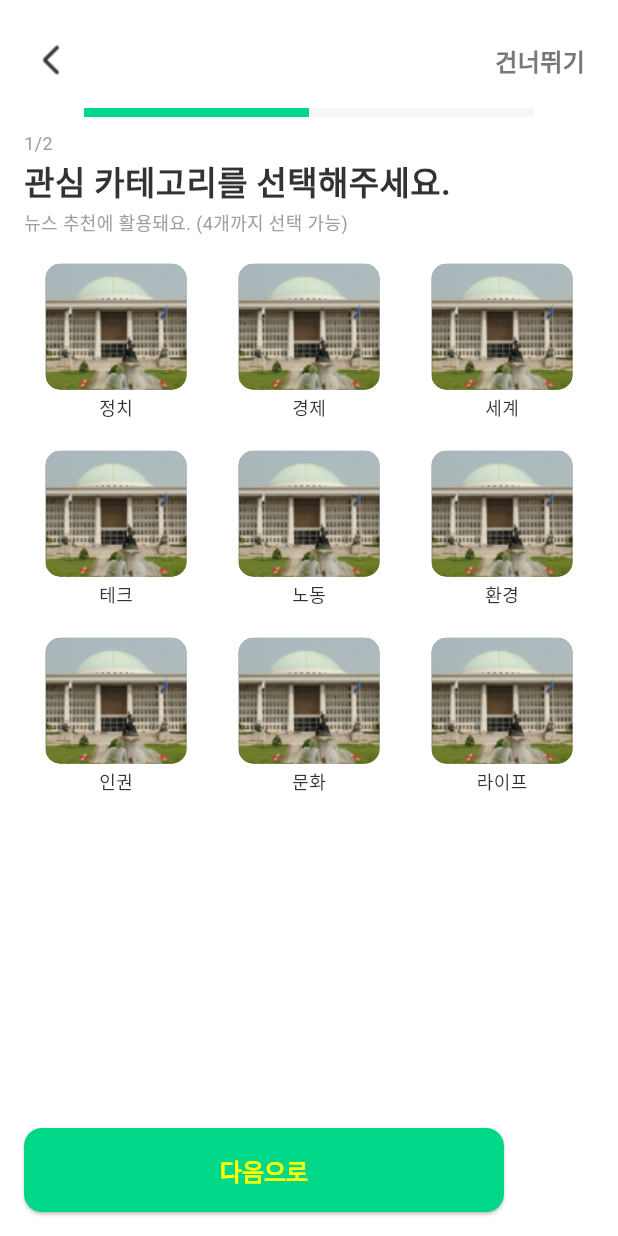
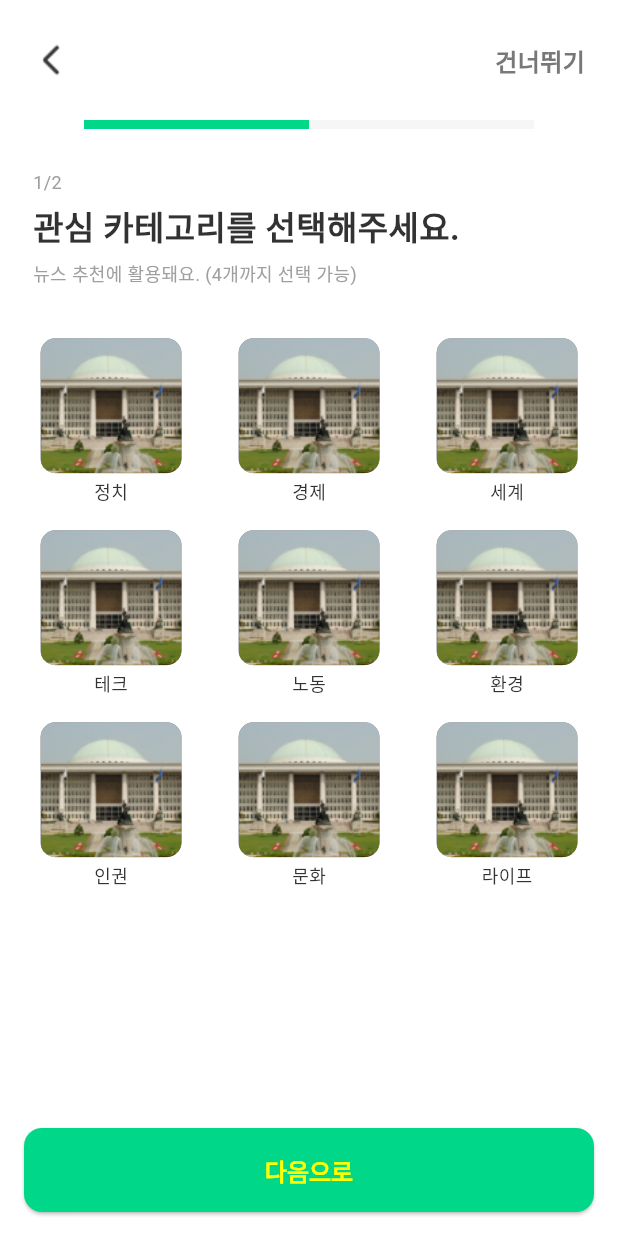
Before and after one commit to AjouGoodNews/Flutter-FrontEnd, a Flutter app: the screen it shows after launch, on a phone screen of 412 x 824 dp. Run offline on Flutter 3.47's test engine with Material 3 defaults, Android fonts, the phone set to English and light mode, and no system bars; our stand-ins replace firebase_auth, firebase_core, gap, google_sign_in, logger, sign_in_with_apple; accounts and stored records are empty; Roboto replaces fonts that are missing (Pretendard).

Commit message:
Design: 아이폰에 맞게 화면 수정

```diff
--- a/lib/screens/category_select/category_select_screen.dart
+++ b/lib/screens/category_select/category_select_screen.dart
@@ -58,7 +58,7 @@ class _CategorySelectScreen extends State<CategorySelectScreen> {
                              ),
                              Text('건너뛰기', style: CustomTextStyle.body1.apply(color: darkGray),)
                            ]),),
-                       const Gap(defaultGapL / 2),
+                       const Gap(defaultGapL),
                        Row(
                          mainAxisAlignment: MainAxisAlignment.center,
                          children: [
@@ -69,26 +69,26 @@ class _CategorySelectScreen extends State<CategorySelectScreen> {
                      ],
                     ),
 
-                    const Gap(defaultGapXL / 2),
+                    const Gap(defaultGapL),
 
-                    Column(
-                      crossAxisAlignment: CrossAxisAlignment.start,
-                      children: [
-                        Text('1/2', style: CustomTextStyle.caption1.apply(color: gray)),
-                        const Gap(defaultGapS / 2),
-                        Text('관심 카테고리를 선택해주세요.', style: CustomTextStyle.title1),
-                        const Gap(defaultGapS / 2),
-                        Text('뉴스 추천에 활용돼요. (4개까지 선택 가능)', style: CustomTextStyle.caption1.apply(color: gray)),
-                      ],
-                    ),
+                    Padding(padding: EdgeInsets.symmetric(horizontal: defaultGapM / 2, vertical: defaultGapM),
+                      child: Column(
+                        crossAxisAlignment: CrossAxisAlignment.start,
+                        children: [
+                          Text('1/2', style: CustomTextStyle.caption1.apply(color: gray)),
+                          const Gap(defaultGapS),
+                          Text('관심 카테고리를 선택해주세요.', style: CustomTextStyle.title1),
+                          const Gap(defaultGapS),
+                          Text('뉴스 추천에 활용돼요. (4개까지 선택 가능)', style: CustomTextStyle.caption1.apply(color: gray)),
+                        ],),),
 
-                    const Gap(10),
+                    const Gap(defaultGapXL),
 
                     Expanded(child: GridView.builder(
                       gridDelegate: SliverGridDelegateWithFixedCrossAxisCount(
                         crossAxisCount: 3, // 3개 열
-                        crossAxisSpacing: defaultGapM / 2, // 열 사이 간격
-                        mainAxisSpacing: 2, // 행 사이 간격
+                        crossAxisSpacing: defaultGapL, // 열 사이 간격
+                        mainAxisSpacing: defaultGapM, // 행 사이 간격
                       ),
                       itemCount: imageButtons.length, // 버튼 수
                       itemBuilder: (context, index) {
--- a/lib/screens/category_select/components/image_button.dart
+++ b/lib/screens/category_select/components/image_button.dart
@@ -22,7 +22,7 @@ class ImageButton extends StatelessWidget {
         children: [
           Container(
             width: 94,
-            height: 84,
+            height: 90,
             decoration: BoxDecoration(
               borderRadius: BorderRadius.circular(10),
               color: Colors.black.withOpacity(0.47), // 딤 처리
--- a/lib/widgets/custom_button.dart
+++ b/lib/widgets/custom_button.dart
@@ -18,7 +18,7 @@ class CustomButton extends StatelessWidget {
   @override
   Widget build(BuildContext context) {
     return Container(
-      width: 320,
+      width: double.infinity,
       height: 56,
       child: ElevatedButton(
         onPressed: onPressed,
```
